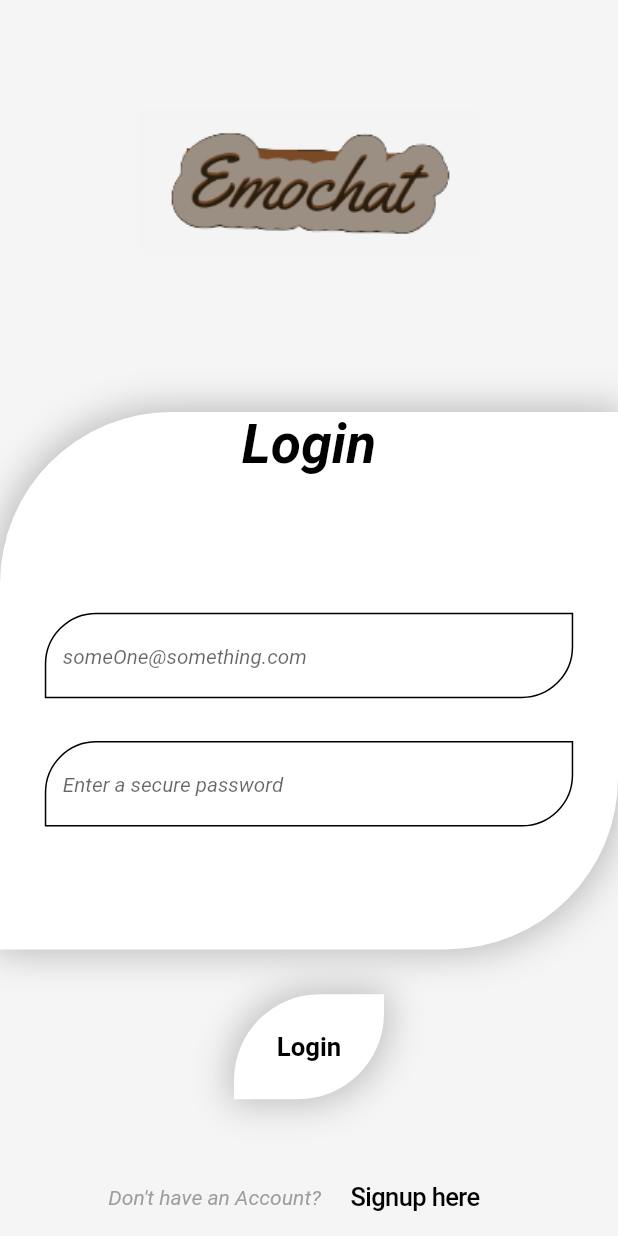
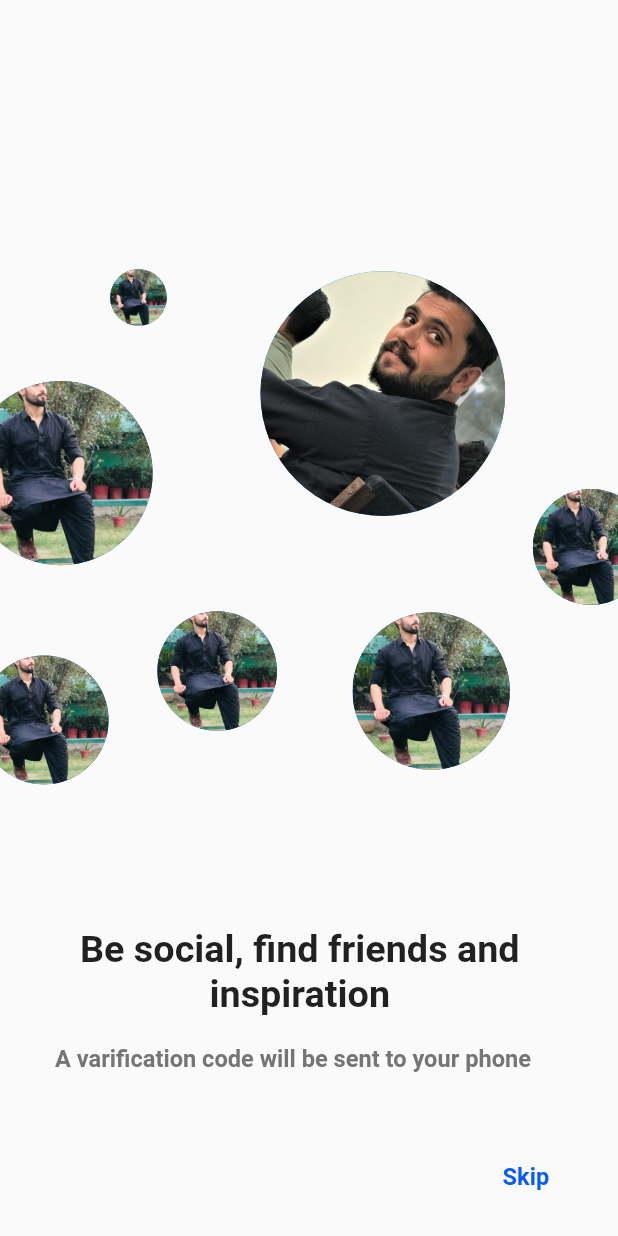
Before and after one commit to YahyaKhan007/newEmoChat, a Flutter app: the screen it shows after launch, on a phone screen of 412 x 824 dp. Run offline on Flutter 3.47's test engine with Material 2 defaults, Android fonts, the phone set to English and light mode, and no system bars; drawn by our look-alikes of animated_text_kit; our stand-ins replace card_swiper, cloud_firestore, firebase_auth, firebase_core, firebase_messaging, firebase_storage and 8 more; accounts and stored records are empty; statements that could not run were skipped.

Commit message:
splash, onBoarding screen added

```diff
--- /dev/null
+++ b/lib/pages/onBoarding.dart
@@ -0,0 +1,316 @@
+import 'package:card_swiper/card_swiper.dart';
+import 'package:flutter/material.dart';
+import 'package:provider/provider.dart';
+import 'package:shared_preferences/shared_preferences.dart';
+import 'package:simplechat/pages/screens.dart';
+
+import '../main.dart';
+import '../provider/loading_provider.dart';
+import '../provider/randomNameGenerator.dart';
+
+class OnBoardingScreen extends StatelessWidget {
+  const OnBoardingScreen({super.key});
+
+  @override
+  Widget build(BuildContext context) {
+    return MultiProvider(
+      providers: [
+        ListenableProvider(create: (_) => LoadingProvider()),
+        ListenableProvider(create: (_) => RandomName())
+      ],
+      child: MaterialApp(
+        home: OnBoarding(),
+      ),
+    );
+  }
+}
+
+class OnBoarding extends StatefulWidget {
+  const OnBoarding({super.key});
+
+  @override
+  _OnBoardingState createState() => _OnBoardingState();
+}
+
+class _OnBoardingState extends State<OnBoarding> {
+  List<String> boardingText = [
+    "Be social, find friends and inspiration",
+    "Meet awesom people",
+    "Hangout with friends and attend events"
+  ];
+  List<String> pic = [
+    "assets/awais.JPG",
+    "assets/yahya2.JPG",
+  ];
+
+  String text = 'A varification code will be sent to your phone';
+  @override
+  Widget build(BuildContext context) {
+    Size size = MediaQuery.of(context).size;
+    return Scaffold(
+      body: Container(
+        height: size.height,
+        width: size.width,
+        child: Stack(
+          children: [
+            PageView(
+              children: [
+                Container(
+                  height: size.height,
+                  width: size.width,
+                  child: Stack(
+                    children: [
+                      Positioned(
+                        top: size.height * 0.2189,
+                        left: size.width * 0.4214413,
+                        child: SizedBox(
+                          height: size.height * 0.19907822,
+                          width: size.width * 0.395976,
+                          child:
+                              CircleAvatar(backgroundImage: AssetImage(pic[0])),
+                        ),
+                      ),
+                      Positioned(
+                        top: size.height * 0.21764179,
+                        left: size.width * 0.17825312,
+                        child: SizedBox(
+                          height: size.height * 0.04608885,
+                          width: size.width * 0.09167303,
+                          child:
+                              CircleAvatar(backgroundImage: AssetImage(pic[1])),
+                        ),
+                      ),
+                      Positioned(
+                        top: size.height * 0.49417488,
+                        left: size.width * 0.25464731,
+                        child: SizedBox(
+                          height: size.height * 0.09729868,
+                          width: size.width * 0.19353196,
+                          child:
+                              CircleAvatar(backgroundImage: AssetImage(pic[1])),
+                        ),
+                      ),
+                      Positioned(
+                        top: size.height * 0.30213801,
+                        left: -size.width * 0.05092946,
+                        child: SizedBox(
+                          height: size.height * 0.16131097,
+                          width: size.width * 0.29793736,
+                          child:
+                              CircleAvatar(backgroundImage: AssetImage(pic[1])),
+                        ),
+                      ),
+                      Positioned(
+                        top: size.height * 0.39559595,
+                        left: size.width * 0.85561497,
+                        child: SizedBox(
+                          height: size.height * 0.09391883,
+                          width: size.width * 0.20117138,
+                          child:
+                              CircleAvatar(backgroundImage: AssetImage(pic[1])),
+                        ),
+                      ),
+                      Positioned(
+                        top: size.height * 0.530021764,
+                        left: -size.width * 0.0331041508,
+                        child: SizedBox(
+                          height: size.height * 0.104980156,
+                          width: size.width * 0.208810797,
+                          child:
+                              CircleAvatar(backgroundImage: AssetImage(pic[1])),
+                        ),
+                      ),
+                      Positioned(
+                        top: size.height * 0.495074837,
+                        left: size.width * 0.570409982,
+                        child: SizedBox(
+                          height: size.height * 0.128024581,
+                          width: size.width * 0.254647313,
+                          child:
+                              CircleAvatar(backgroundImage: AssetImage(pic[1])),
+                        ),
+                      ),
+                      Positioned(
+                          top: size.height * 0.750224043,
+                          child: Padding(
+                            padding: EdgeInsets.symmetric(
+                                horizontal: size.width * 0.0891265597),
+                            child: Container(
+                              width: size.width * 0.791953145,
+                              child: Text(
+                                boardingText[0],
+                                textAlign: TextAlign.center,
+                                style: TextStyle(
+                                  fontSize: size.width * 0.0611153552,
+                                  fontFamily: 'Roboto',
+                                  fontWeight: FontWeight.bold,
+                                ),
+                              ),
+                            ),
+                          )),
+                      Positioned(
+                          top: size.height * 0.844962233,
+                          child: Padding(
+                            padding: EdgeInsets.symmetric(
+                                horizontal: size.width * 0.08912656),
+                            child: Text(
+                              text,
+                              style: TextStyle(
+                                  fontSize: size.width * 0.038197097,
+                                  fontWeight: FontWeight.bold,
+                                  color: Colors.grey[600]),
+                            ),
+                          ))
+                    ],
+                  ),
+                ),
+                Container(
+                  height: size.height,
+                  width: size.width,
+                  child: Stack(
+                    children: [
+                      Positioned(
+                          top: size.height * 0.322621943,
+                          left: -size.width * 0.25974026,
+                          child: SizedBox(
+                            height: size.height * 0.199078223,
+                            width: size.width * 0.395976572,
+                            child: CircleAvatar(
+                                backgroundImage: AssetImage(pic[1])),
+                          )),
+                      Positioned(
+                          top: size.height * 0.286775076,
+                          left: size.width * 0.198624905,
+                          child: SizedBox(
+                            height: size.height * 0.27781334,
+                            width: size.width * 0.55258467,
+                            child: CircleAvatar(
+                                backgroundImage: AssetImage(pic[1])),
+                          )),
+                      Positioned(
+                          top: size.height * 0.322621943,
+                          left: size.width * 0.814871403,
+                          child: SizedBox(
+                            height: size.height * 0.199078223,
+                            width: size.width * 0.395976572,
+                            child: CircleAvatar(
+                                backgroundImage: AssetImage(pic[1])),
+                          )),
+                      Positioned(
+                          top: size.height * 0.7937524,
+                          child: Padding(
+                            padding: EdgeInsets.symmetric(
+                                horizontal: size.width * 0.0891265597),
+                            child: Container(
+                              width: size.width * 0.791953145,
+                              child: Text(
+                                boardingText[1],
+                                textAlign: TextAlign.center,
+                                style: TextStyle(
+                                  fontSize: size.width * 0.0611153552,
+                                  fontFamily: 'Roboto',
+                                  fontWeight: FontWeight.bold,
+                                ),
+                              ),
+                            ),
+                          )),
+                      Positioned(
+                          top: size.height * 0.844962233,
+                          child: Padding(
+                            padding: EdgeInsets.symmetric(
+                                horizontal: size.width * 0.0891265597),
+                            child: Text(
+                              text,
+                              style: TextStyle(
+                                  fontSize: size.width * 0.038197097,
+                                  fontWeight: FontWeight.bold,
+                                  color: Colors.grey[600]),
+                            ),
+                          ))
+                    ],
+                  ),
+                ),
+                //  ******************************** Last  Screen
+                Container(
+                  height: size.height,
+                  width: size.width,
+                  child: Stack(
+                    children: [
+                      Swiper(
+                        scrollDirection: Axis.vertical,
+                        itemBuilder: (BuildContext context, int index) {
+                          return Container(
+                            child: Image.asset(
+                              pic[index],
+                              fit: BoxFit.cover,
+                            ),
+                            color: Colors.green,
+                          );
+                        },
+                        itemCount: pic.length,
+                        itemWidth: 300.0,
+                        itemHeight: 320.0,
+                        layout: SwiperLayout.TINDER,
+                      ),
+                      Positioned(
+                          top: size.height * 0.750224043,
+                          child: Padding(
+                            padding: EdgeInsets.symmetric(
+                                horizontal: size.width * 0.0891265597),
+                            child: Container(
+                              width: size.width * 0.791953145,
+                              child: Text(
+                                boardingText[2],
+                                textAlign: TextAlign.center,
+                                style: TextStyle(
+                                  fontSize: size.width * 0.0611153552,
+                                  fontFamily: 'Roboto',
+                                  fontWeight: FontWeight.bold,
+                                ),
+                              ),
+                            ),
+                          )),
+                      Positioned(
+                          top: size.height * 0.844962233,
+                          child: Padding(
+                            padding: EdgeInsets.symmetric(
+                                horizontal: size.width * 0.0891265597),
+                            child: Text(
+                              text,
+                              style: TextStyle(
+                                  fontSize: size.width * 0.038197097,
+                                  fontWeight: FontWeight.bold,
+                                  color: Colors.grey[600]),
+                            ),
+                          ))
+                    ],
+                  ),
+                ),
+              ],
+            ),
+            Positioned(
+                bottom: size.height * 0.01920369,
+                right: size.width * 0.07130125,
+                child: TextButton(
+                  onPressed: () async {
+                    SharedPreferences prefs =
+                        await SharedPreferences.getInstance();
+                    prefs.setString("isFirstTime", "Not Anymore");
+
+                    Navigator.push(context,
+                        MaterialPageRoute(builder: (context) => MyApp()));
+                  },
+                  child: Text(
+                    "Skip",
+                    style: TextStyle(
+                        color: const Color(0xff0659FD),
+                        fontSize: size.width * 0.038197097,
+                        fontWeight: FontWeight.bold),
+                  ),
+                ))
+          ],
+        ),
+      ),
+    );
+  }
+}
--- a/pubspec.yaml
+++ b/pubspec.yaml
@@ -53,7 +53,9 @@ dependencies:
   shimmer: ^2.0.0
   firebase_messaging: ^14.2.5
   http: ^0.13.5
-  # flutter_local_notifications: ^13.0.0
+  flutter_local_notifications: ^13.0.0
+  card_swiper: ^2.0.4
+  shared_preferences: ^2.0.18
 
 dev_dependencies:
   flutter_test:
```
Also changed, not shown: lib/main.dart (+27 -12 lines), lib/notification/local_notification.dart (added, +77 -0 lines), lib/pages/chatroom.dart (+8 -3 lines), lib/pages/homepage.dart (+7 -1 lines), lib/pages/splash_screen.dart (added, +73 -0 lines), assets/Grid1.png (added), assets/Grid2.png (added), assets/Grid3.png (added), assets/awais.JPG (added), assets/yahya2.JPG (added), pubspec.lock, 2 other files.
